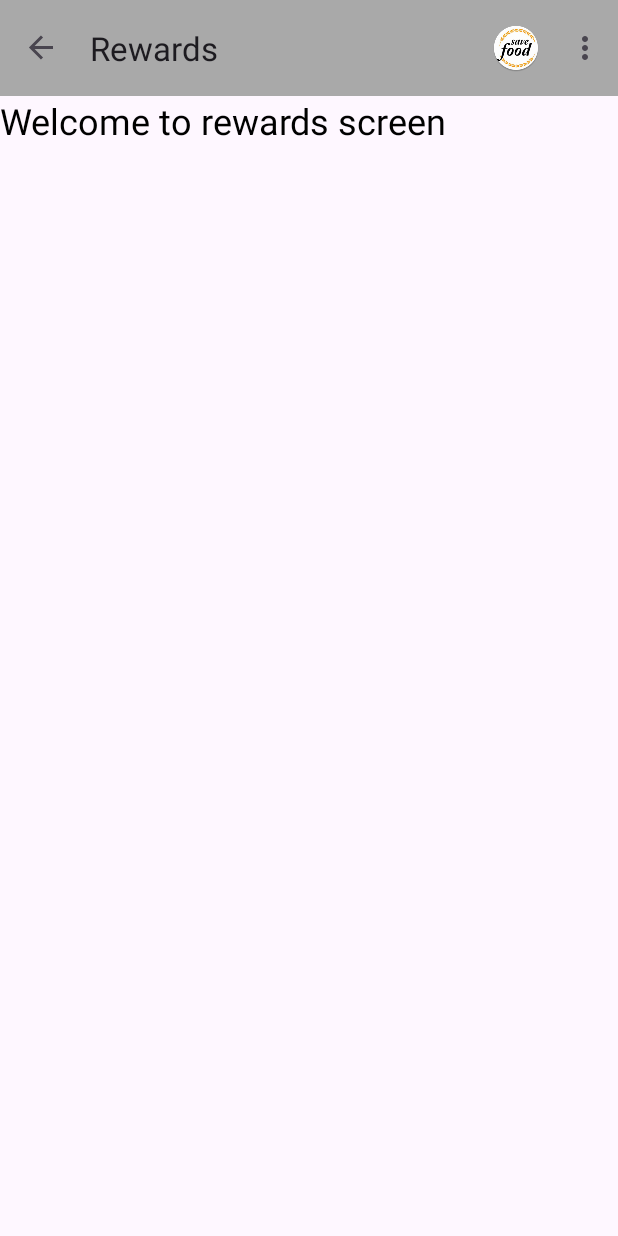
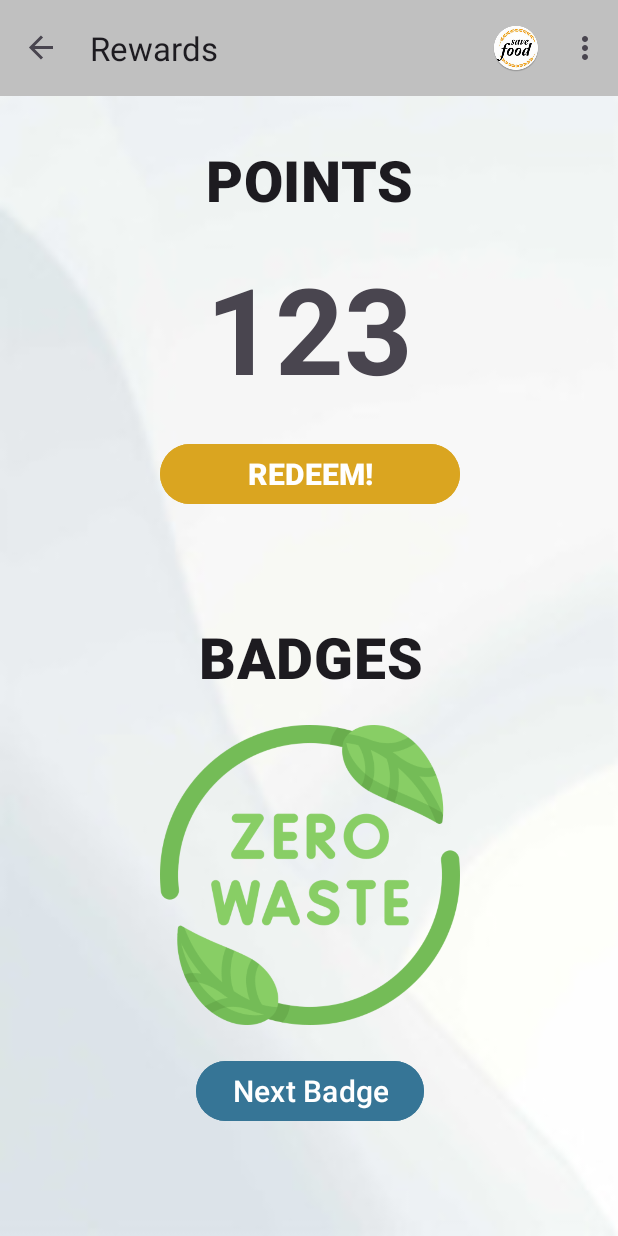
Before and after one commit to CS639-Team-4-Final-Project/FoodSave, an Android app: the Rewards screen opened through its navigation route, on a phone screen of 412 x 824 dp. Run offline under Robolectric (Android 15) with nearby library versions, the phone set to English and light mode, and no system bars; our stand-ins replace Firebase (no records; nobody signed in at launch, a user with empty details on screens opened directly), navigation-ui.

Commit message:
Rewards Page Completed and updated the app colors and modified layouts

```diff
--- a/app/src/main/java/com/example/foodsave/MainActivity.kt
+++ b/app/src/main/java/com/example/foodsave/MainActivity.kt
@@ -32,7 +32,7 @@ class MainActivity : AppCompatActivity() {
         val navController = findNavController(R.id.nav_host_fragment_content_main)
         appBarConfiguration = AppBarConfiguration(navController.graph)
         setupActionBarWithNavController(navController, appBarConfiguration)
-        supportActionBar?.setBackgroundDrawable(ColorDrawable(Color.rgb(169, 169 ,169)))
+        supportActionBar?.setBackgroundDrawable(ColorDrawable(Color.rgb(192, 192 ,192)))
     }
 
     override fun onCreateOptionsMenu(menu: Menu): Boolean {
--- a/app/src/main/java/com/example/foodsave/Rewards.kt
+++ b/app/src/main/java/com/example/foodsave/Rewards.kt
@@ -2,9 +2,15 @@ package com.example.foodsave
 
 import android.os.Bundle
 import android.view.LayoutInflater
+import androidx.appcompat.app.AppCompatActivity
 import android.view.View
 import android.view.ViewGroup
+import android.widget.Button
+import android.widget.ImageSwitcher
+import android.widget.ImageView
 import androidx.fragment.app.Fragment
+import androidx.recyclerview.widget.LinearLayoutManager
+import androidx.recyclerview.widget.RecyclerView
 
 class Rewards : Fragment(){
 
@@ -15,4 +21,42 @@ class Rewards : Fragment(){
         // Inflate the layout for this fragment
         return inflater.inflate(R.layout.rewards, container, false)
     }
+
+    private lateinit var imageSwitcher: ImageSwitcher
+    private var currentBadgeIndex = 0
+    private val badges = listOf(
+        R.drawable.badge1,
+        R.drawable.badge2,
+        R.drawable.badge3,
+        R.drawable.badge4,
+        R.drawable.badge5,
+        // Add more badge images here
+    )
+
+    override fun onViewCreated(view: View, savedInstanceState: Bundle?) {
+        super.onViewCreated(view, savedInstanceState)
+
+        imageSwitcher = view.findViewById(R.id.badgeImage_switcher)
+        imageSwitcher.setFactory {
+            val imageView = ImageView(requireContext())
+            imageView.scaleType = ImageView.ScaleType.FIT_CENTER
+            imageView
+        }
+
+        imageSwitcher.setImageResource(badges[currentBadgeIndex])
+
+        view.findViewById<Button>(R.id.nextBadgeButton).setOnClickListener {
+            showNextBadge()
+        }
+    }
+
+    private fun showNextBadge() {
+        currentBadgeIndex = (currentBadgeIndex + 1) % badges.size
+        imageSwitcher.setImageResource(badges[currentBadgeIndex])
+    }
+
+
+
+
+
 }
--- a/app/src/main/res/layout/dashboard.xml
+++ b/app/src/main/res/layout/dashboard.xml
@@ -10,10 +10,11 @@
     <Button
         android:id="@+id/Donate"
         android:layout_width="350dp"
-        android:layout_height="wrap_content"
+        android:layout_height="60dp"
         android:text="@string/Donate"
+        android:textSize="25sp"
         android:textAppearance="?attr/textAppearanceHeadline6"
-        android:layout_marginTop="30dp"
+        android:layout_marginTop="50dp"
         android:backgroundTint="@color/dashboard_buttons"
         app:layout_constraintTop_toTopOf="parent"
         app:layout_constraintStart_toStartOf="parent"
@@ -23,8 +24,9 @@
     <Button
         android:id="@+id/Receive"
         android:layout_width="350dp"
-        android:layout_height="wrap_content"
+        android:layout_height="60dp"
         android:text="@string/Receive"
+        android:textSize="25sp"
         android:textAppearance="?attr/textAppearanceHeadline6"
         android:layout_marginTop="30dp"
         app:layout_constraintTop_toBottomOf="@+id/Donate"
@@ -36,8 +38,9 @@
     <Button
         android:id="@+id/Food_Map"
         android:layout_width="350dp"
-        android:layout_height="wrap_content"
+        android:layout_height="60dp"
         android:text="@string/Food_Map"
+        android:textSize="25sp"
         android:textAppearance="?attr/textAppearanceHeadline6"
         android:layout_marginTop="30dp"
         app:layout_constraintTop_toBottomOf="@+id/Receive"
@@ -49,8 +52,9 @@
     <Button
         android:id="@+id/Rewards"
         android:layout_width="350dp"
-        android:layout_height="wrap_content"
+        android:layout_height="60dp"
         android:text="@string/Rewards"
+        android:textSize="25sp"
         android:textAppearance="?attr/textAppearanceHeadline6"
         android:layout_marginTop="30dp"
         app:layout_constraintTop_toBottomOf="@+id/Food_Map"
@@ -62,8 +66,9 @@
     <Button
         android:id="@+id/Feedback"
         android:layout_width="350dp"
-        android:layout_height="wrap_content"
+        android:layout_height="60dp"
         android:text="@string/Feedback"
+        android:textSize="25sp"
         android:textAppearance="?attr/textAppearanceHeadline6"
         android:layout_marginTop="30dp"
         app:layout_constraintTop_toBottomOf="@+id/Rewards"
@@ -75,8 +80,9 @@
     <Button
         android:id="@+id/About_Us"
         android:layout_width="350dp"
-        android:layout_height="wrap_content"
+        android:layout_height="60dp"
         android:text="@string/About_Us"
+        android:textSize="25sp"
         android:textAppearance="?attr/textAppearanceHeadline6"
         android:layout_marginTop="30dp"
         app:layout_constraintTop_toBottomOf="@+id/Feedback"
@@ -88,8 +94,9 @@
     <Button
         android:id="@+id/Contact_Us"
         android:layout_width="350dp"
-        android:layout_height="wrap_content"
+        android:layout_height="60dp"
         android:text="@string/Contact_Us"
+        android:textSize="25sp"
         android:textAppearance="?attr/textAppearanceHeadline6"
         android:layout_marginTop="30dp"
         app:layout_constraintTop_toBottomOf="@+id/About_Us"
--- a/app/src/main/res/layout/donate_screen.xml
+++ b/app/src/main/res/layout/donate_screen.xml
@@ -191,7 +191,7 @@
                     android:layout_margin="20dp"
                     android:backgroundTint="@color/register"
                     android:text="@string/submit"
-                    android:textColor="@color/black"
+                    android:textColor="@color/white"
                     android:fontFamily="@font/opensans"
                     android:textSize="20sp"
                     tools:ignore="UnusedAttribute" />
--- a/app/src/main/res/layout/login_screen.xml
+++ b/app/src/main/res/layout/login_screen.xml
@@ -84,7 +84,7 @@
             android:layout_margin="20dp"
             android:text="Login"
             android:backgroundTint="@color/register"
-            android:textColor="@android:color/black"
+            android:textColor="@android:color/white"
             android:textSize="16sp" />
 
     </LinearLayout>
--- a/app/src/main/res/layout/receive_screen.xml
+++ b/app/src/main/res/layout/receive_screen.xml
@@ -137,7 +137,7 @@
                         android:layout_margin="20dp"
                         android:backgroundTint="@color/register"
                         android:text="@string/submit"
-                        android:textColor="@color/black"
+                        android:textColor="@color/white"
                         android:textSize="20sp"
                         tools:ignore="UnusedAttribute" />
 
--- a/app/src/main/res/layout/rewards.xml
+++ b/app/src/main/res/layout/rewards.xml
@@ -3,21 +3,87 @@
     xmlns:tools="http://schemas.android.com/tools"
     android:layout_width="match_parent"
     android:layout_height="match_parent"
+    android:background="@drawable/background2"
+    xmlns:app="http://schemas.android.com/apk/res-auto"
     tools:context=".Rewards">
 
+
     <TextView
-        android:id="@+id/welcomeText"
+        android:id="@+id/pointsText"
+        android:layout_width="400dp"
+        android:layout_height="wrap_content"
+        android:text="@string/points"
+        android:textSize="38sp"
+        android:gravity="center"
+        android:textStyle="bold"
+        android:textAppearance="?attr/textAppearanceHeadline6"
+        android:layout_marginTop="30dp"
+        app:layout_constraintTop_toTopOf="parent"
+        app:layout_constraintStart_toStartOf="parent"
+        app:layout_constraintEnd_toEndOf="parent" />
+
+    <TextView
+        android:id="@+id/numberDisplay"
         android:layout_width="wrap_content"
         android:layout_height="wrap_content"
-        android:text="Welcome to rewards screen"
-        android:textSize="24sp"
-        android:textColor="@android:color/black"
-        android:layout_marginTop="24dp"
-        android:layout_gravity="center_horizontal"
-        android:layout_marginStart="16dp"
-        android:layout_marginEnd="16dp"
-        tools:ignore="MissingConstraints" />
+        android:layout_marginTop="20dp"
+        android:text="@string/number"
+        android:textSize="80sp"
+        android:textStyle="bold"
+        app:layout_constraintStart_toStartOf="@id/pointsText"
+        app:layout_constraintEnd_toEndOf="@id/pointsText"
+        app:layout_constraintTop_toBottomOf="@id/pointsText" />
 
+
+    <Button
+        android:id="@+id/redeemButton"
+        android:layout_width="200dp"
+        android:layout_height="wrap_content"
+        android:text="@string/redeem"
+        android:layout_marginTop="20dp"
+        android:textStyle="bold"
+        android:textSize="20sp"
+        android:backgroundTint="@color/redeem"
+        app:layout_constraintTop_toBottomOf="@id/numberDisplay"
+        app:layout_constraintStart_toStartOf="@id/numberDisplay"
+        app:layout_constraintEnd_toEndOf="@id/numberDisplay" />
+
+
+    <TextView
+        android:id="@+id/badgesText"
+        android:layout_width="400dp"
+        android:layout_height="wrap_content"
+        android:text="@string/badges"
+        android:textSize="38sp"
+        android:gravity="center"
+        android:textStyle="bold"
+        android:textAppearance="?attr/textAppearanceHeadline6"
+        android:layout_marginTop="120dp"
+        app:layout_constraintTop_toTopOf="@id/redeemButton"
+        app:layout_constraintStart_toStartOf="@id/redeemButton"
+        app:layout_constraintEnd_toEndOf="@id/redeemButton" />
+
+    <ImageSwitcher
+        android:id="@+id/badgeImage_switcher"
+        android:layout_width="200dp"
+        android:layout_height="200dp"
+        android:scaleType="fitCenter"
+        app:layout_constraintTop_toBottomOf="@id/badgesText"
+        app:layout_constraintStart_toStartOf="@id/badgesText"
+        app:layout_constraintEnd_toEndOf="@id/badgesText"
+        android:layout_marginTop="20dp" />
+
+    <Button
+        android:id="@+id/nextBadgeButton"
+        android:layout_width="wrap_content"
+        android:layout_height="wrap_content"
+        android:text="@string/nextButton"
+        android:layout_marginTop="20dp"
+        android:textSize="20sp"
+        android:backgroundTint="@color/dashboard_buttons"
+        app:layout_constraintTop_toBottomOf="@id/badgeImage_switcher"
+        app:layout_constraintStart_toStartOf="@id/badgeImage_switcher"
+        app:layout_constraintEnd_toEndOf="@id/badgeImage_switcher" />
 
 
 </androidx.constraintlayout.widget.ConstraintLayout>
--- a/app/src/main/res/layout/sign_up.xml
+++ b/app/src/main/res/layout/sign_up.xml
@@ -147,7 +147,7 @@
             android:layout_margin="20dp"
             android:text="@string/register"
             android:backgroundTint="@color/register"
-            android:textColor="@android:color/black"
+            android:textColor="@android:color/white"
             android:textSize="16sp" />
 
         <TextView
--- a/app/src/main/res/values/colors.xml
+++ b/app/src/main/res/values/colors.xml
@@ -4,7 +4,8 @@
     <color name="white">#FFFFFFFF</color>
     <color name="primary">#BEE5E9</color>
     <color name="background">#DAE1E1</color>
-    <color name="register">#C0C0C0</color>
+    <color name="redeem">#DAA520</color>
+    <color name="register">#367596</color>
     <color name="button">#9DC183</color>
     <color name="dashboard_buttons">#367596</color>
 </resources>
--- a/app/src/main/res/values/strings.xml
+++ b/app/src/main/res/values/strings.xml
@@ -36,5 +36,10 @@
         \nOur team combines expertise in technology and waste management to create tailored solutions that address the unique challenges of the food industry.
         \nFrom inventory management to consumer engagement, our apps streamline processes and promote responsible consumption.
         \nTogether, we are working towards a greener, more sustainable future where food waste is minimized, and resources are utilized efficiently for the benefit of all.</string>
+    <string name="points">POINTS</string>
+    <string name="redeem">REDEEM!</string>
+    <string name="number">123</string>
+    <string name="badges">BADGES</string>
+    <string name="nextButton">Next Badge</string>
 
 </resources>
```
Also changed, not shown: app/src/main/res/drawable/badge1.png (added), app/src/main/res/drawable/badge2.jpg (added), app/src/main/res/drawable/badge3.png (added), app/src/main/res/drawable/badge4.png (added), app/src/main/res/drawable/badge5.jpg (added).
